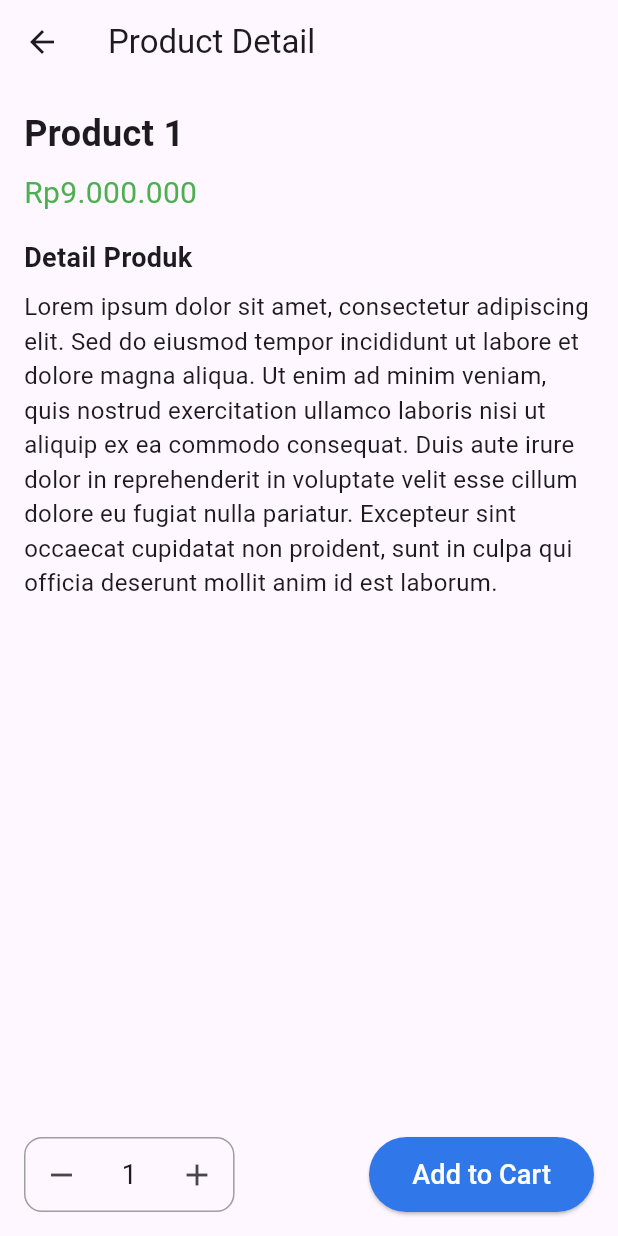
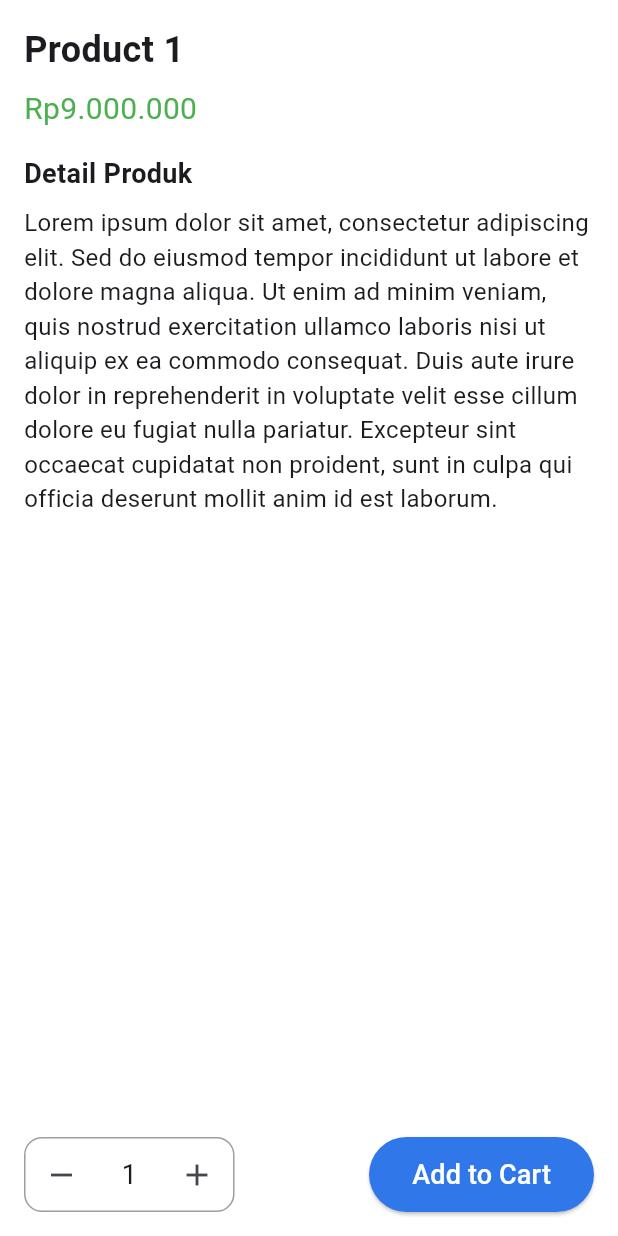
Before and after one commit to andxx12/uts2_2021130013, a Flutter app: the screen it shows after launch, after a tap on "Login", after a tap on "Product 1", on a phone screen of 412 x 824 dp. Run offline on Flutter 3.47's test engine with Material 3 defaults, Android fonts, the phone set to English and light mode, and no system bars.

Commit message:
coloring screen

```diff
--- a/lib/product_detail_screen.dart
+++ b/lib/product_detail_screen.dart
@@ -21,9 +21,7 @@ class _ProductDetailScreenState extends State<ProductDetailScreen> {
   @override
   Widget build(BuildContext context) {
     return Scaffold(
-      appBar: AppBar(
-        title: Text('Product Detail'),
-      ),
+      backgroundColor: Colors.white,
       body: Column(
         mainAxisAlignment: MainAxisAlignment.spaceBetween,
         children: [
```
